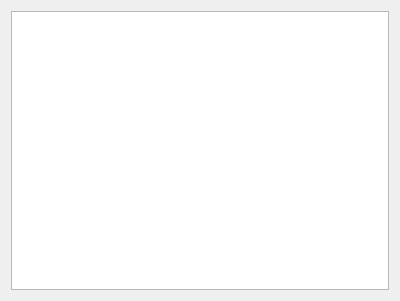
First picture: the form in UI/MakeMKVPage.ui, repository towel42-com/MediaManager, before the edit.
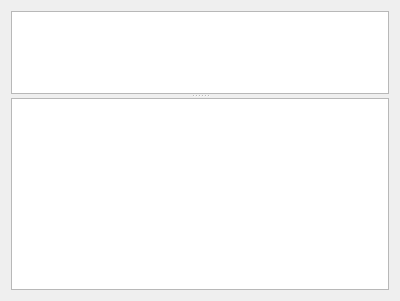
Second picture: the form after the edit.

The edit to the form file:
```diff
--- a/UI/MakeMKVPage.ui
+++ b/UI/MakeMKVPage.ui
@@ -15,6 +15,10 @@
   </property>
   <layout class="QVBoxLayout" name="verticalLayout">
    <item>
+    <widget class="QSplitter" name="vsplitter">
+     <property name="orientation">
+      <enum>Qt::Vertical</enum>
+     </property>
     <widget class="QTreeView" name="files">
      <property name="sizePolicy">
       <sizepolicy hsizetype="Expanding" vsizetype="Expanding">
@@ -31,6 +35,15 @@
      <property name="sortingEnabled">
       <bool>true</bool>
      </property>
+     </widget>
+     <widget class="QPlainTextEdit" name="results">
+      <property name="lineWrapMode">
+       <enum>QPlainTextEdit::NoWrap</enum>
+      </property>
+      <property name="readOnly">
+       <bool>true</bool>
+      </property>
+     </widget>
     </widget>
    </item>
   </layout>
```
Left out of the diff: 4 changed lines with no effect on the pictures. Lines whose indentation alone changed are shown as unchanged.
